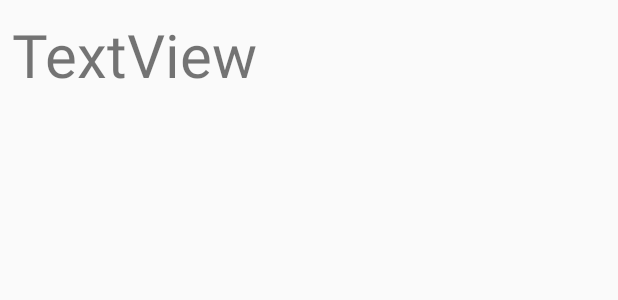
After one commit to johandiepstraten/Restaurant, an Android app: the layout category_row.xml on its own in the app's theme, with its tools: preview values and no code run, on a phone screen of 412 x 824 dp. The commit adds this screen. Shown: the top 300 px of the screen. Run offline under Robolectric (Android 15) with nearby library versions, the phone set to English and light mode, and no system bars; network calls fail.

Commit message:
Updated project

```diff
--- a/app/src/main/res/layout/activity_categories.xml
+++ b/app/src/main/res/layout/activity_categories.xml
@@ -7,6 +7,7 @@
     tools:context=".CategoriesActivity">
 
     <ListView
+        android:id="@+id/listview"
         android:layout_width="match_parent"
         android:layout_height="match_parent"
         app:layout_constraintBottom_toBottomOf="parent"
--- /dev/null
+++ b/app/src/main/res/layout/category_row.xml
@@ -0,0 +1,15 @@
+<?xml version="1.0" encoding="utf-8"?>
+<LinearLayout xmlns:android="http://schemas.android.com/apk/res/android"
+    android:orientation="vertical" android:layout_width="match_parent"
+    android:layout_height="match_parent">
+
+    <TextView
+        android:id="@+id/Category"
+        android:layout_width="match_parent"
+        android:layout_height="73dp"
+        android:layout_gravity="center_vertical"
+        android:gravity="center_vertical"
+        android:paddingLeft="8dp"
+        android:text="TextView"
+        android:textSize="40sp" />
+</LinearLayout>
```
Also changed, not shown: app/src/main/java/com/example/johan/restaurant/CategoriesActivity.java (+19 -1 lines), app/src/main/java/com/example/johan/restaurant/CategoriesRequest.java (+42 -1 lines), app/src/main/java/com/example/johan/restaurant/CategoryAdapter.java (added, +20 -0 lines).
